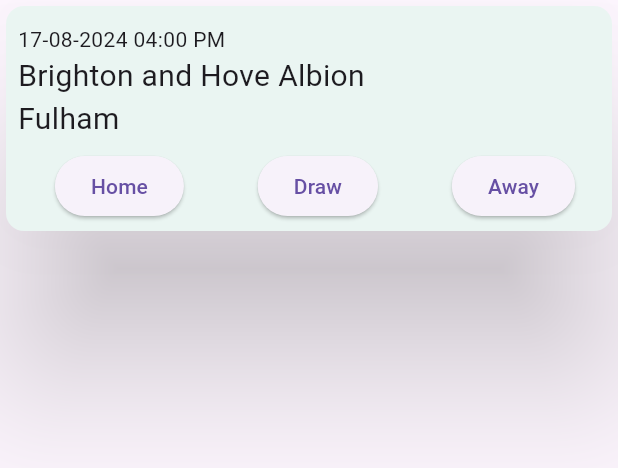
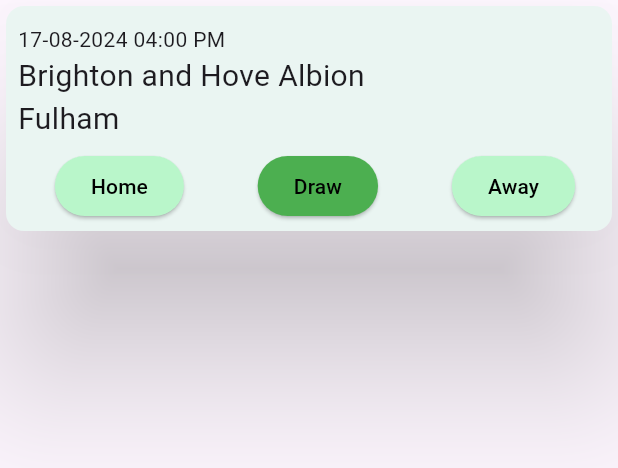
Before and after one commit to CdeJohane/soccer_prediction_app, a Flutter app: the MatchesPage widget shown alone on an empty page, opened directly, after a tap on "Draw", on a phone screen of 412 x 824 dp. Shown: the top 468 px of the screen. Run offline on Flutter 3.47's test engine with Material 3 defaults, Android fonts, the phone set to English and light mode, and no system bars; our stand-ins replace firebase_auth, firebase_core, flutter_dotenv, flutter_riverpod, fluttertoast; accounts and stored records are empty.

Commit message:
Added Functional Buttons for Fixtures

```diff
--- a/lib/model/dummy_data.dart
+++ b/lib/model/dummy_data.dart
@@ -26,16 +26,16 @@ final List<Match> matchList = [
 ];
 
 final List<Selection> allSelections = [
-  Selection(selectionID: 1, playerID: 1, matchID: 1, teamChoiceID: 1),
-  Selection(selectionID: 2, playerID: 2, matchID: 1, teamChoiceID: 2),
-  Selection(selectionID: 3, playerID: 3, matchID: 1, teamChoiceID: 0),
-  Selection(selectionID: 4, playerID: 4, matchID: 1, teamChoiceID: 1),
-  Selection(selectionID: 5, playerID: 5, matchID: 1, teamChoiceID: 2),
-  Selection(selectionID: 6, playerID: 1, matchID: 2, teamChoiceID: 0),
-  Selection(selectionID: 7, playerID: 2, matchID: 2, teamChoiceID: 1),
-  Selection(selectionID: 8, playerID: 3, matchID: 2, teamChoiceID: 2),
-  Selection(selectionID: 9, playerID: 4, matchID: 2, teamChoiceID: 0),
-  Selection(selectionID: 10, playerID: 5, matchID: 2, teamChoiceID: 1),
+  Selection(selectionID: 1, playerID: 1, matchID: 1, teamChoice: 1),
+  Selection(selectionID: 2, playerID: 2, matchID: 1, teamChoice: 2),
+  Selection(selectionID: 3, playerID: 3, matchID: 1, teamChoice: 0),
+  Selection(selectionID: 4, playerID: 4, matchID: 1, teamChoice: 1),
+  Selection(selectionID: 5, playerID: 5, matchID: 1, teamChoice: 2),
+  Selection(selectionID: 6, playerID: 1, matchID: 2, teamChoice: 0),
+  Selection(selectionID: 7, playerID: 2, matchID: 2, teamChoice: 1),
+  Selection(selectionID: 8, playerID: 3, matchID: 2, teamChoice: 2),
+  Selection(selectionID: 9, playerID: 4, matchID: 2, teamChoice: 0),
+  Selection(selectionID: 10, playerID: 5, matchID: 2, teamChoice: 1),
 ];
 
 final List<Team> allTeams = [
--- a/lib/model/selection.dart
+++ b/lib/model/selection.dart
@@ -4,7 +4,7 @@ class Selection{
   final int matchID;
   int winOrLose = -1; // 0 for loss, 1 for win, -1 for not completed yet
   DateTime? date;
-  int teamChoiceID = -1;
+  int teamChoice = -1; // 0 for predicted draw, 1 for predicted home, 2 for away
 
-  Selection({required this.selectionID, required this.playerID, required this.matchID, this.date, required this.teamChoiceID});
+  Selection({required this.selectionID, required this.playerID, required this.matchID, this.date, required this.teamChoice});
 }
--- a/lib/pages/matches.dart
+++ b/lib/pages/matches.dart
@@ -6,9 +6,14 @@ import 'package:soccer_app/model/selection.dart';
 import 'package:soccer_app/model/match.dart';
 import 'package:intl/intl.dart';
 
-class MatchesPage extends StatelessWidget {
+class MatchesPage extends StatefulWidget {
   const MatchesPage({super.key});
 
+  @override
+  State<MatchesPage> createState() => _MatchesPageState();
+}
+
+class _MatchesPageState extends State<MatchesPage> {
   @override
   Widget build(BuildContext context) {
     // For loop to populate the matches
@@ -38,12 +43,24 @@ class MatchesPage extends StatelessWidget {
       }
     }
 
+
+
     return Center(
       child: ListView.builder(
         itemCount: fixtures.length,
         itemBuilder:(context, index) {
           // Get proper match time
           String matchDate = DateFormat('dd-MM-yyyy hh:mm a').format(fixtures[index].date);
+          // Check if selection exists for that match
+          int indexSelection = dummyPlayers[1].myPredictions.indexWhere((element) => element.matchID == matchList[index].matchID);
+          int choice = -2;
+          if (indexSelection != -1){
+            choice = dummyPlayers[1].myPredictions[indexSelection].teamChoice;
+          }else{
+            dummyPlayers[1].enterNewPrediction(Selection(selectionID: allSelections.length, playerID: dummyPlayers[1].playerID, matchID: matchList[index].matchID, teamChoice: -1));
+            indexSelection = dummyPlayers[1].myPredictions.length - 1;
+          }
+
 
           return Card(
             elevation: 50,
@@ -80,9 +97,46 @@ class MatchesPage extends StatelessWidget {
                       child: Row(
                         mainAxisAlignment: MainAxisAlignment.spaceAround,
                         children: [
-                              ElevatedButton(onPressed: () {}, child: Text('Home')),
-                              ElevatedButton(onPressed: () {}, child: Text('Draw')),
-                              ElevatedButton(onPressed: () {}, child: Text('Away'))
+                              ElevatedButton(
+                                onPressed: () {
+                                  dummyPlayers[1].myPredictions[indexSelection].teamChoice = 1;
+                                  // Update state
+                                  setState(() {
+                                    choice = 1;
+                                  });
+                                },
+                                child: Text('Home'),
+                                style: ElevatedButton.styleFrom(
+                                    backgroundColor: choice == 1 ? Colors.green : Colors.greenAccent[100],
+                                    foregroundColor: Colors.black
+                                ),
+                              ),
+                              ElevatedButton(onPressed: () {
+                                dummyPlayers[1].myPredictions[indexSelection].teamChoice = 0;
+                                  // Update state
+                                  setState(() {
+                                    choice = 0;
+                                  });
+                              },
+                              child: Text('Draw'),
+                              style: ElevatedButton.styleFrom(
+                                    backgroundColor: choice == 0? Colors.green : Colors.greenAccent[100],
+                                    foregroundColor: Colors.black
+                                ),
+                              ),
+                              ElevatedButton(onPressed: () {
+                                dummyPlayers[1].myPredictions[indexSelection].teamChoice = 2;
+                                  // Update state
+                                  setState(() {
+                                    choice = 2;
+                                  });
+                              },
+                              child: Text('Away'),
+                              style: ElevatedButton.styleFrom(
+                                    backgroundColor: choice == 2 ? Colors.green : Colors.greenAccent[100],
+                                    foregroundColor: Colors.black
+                                ),
+                              )
                         ],
                       ),
                     )
```
